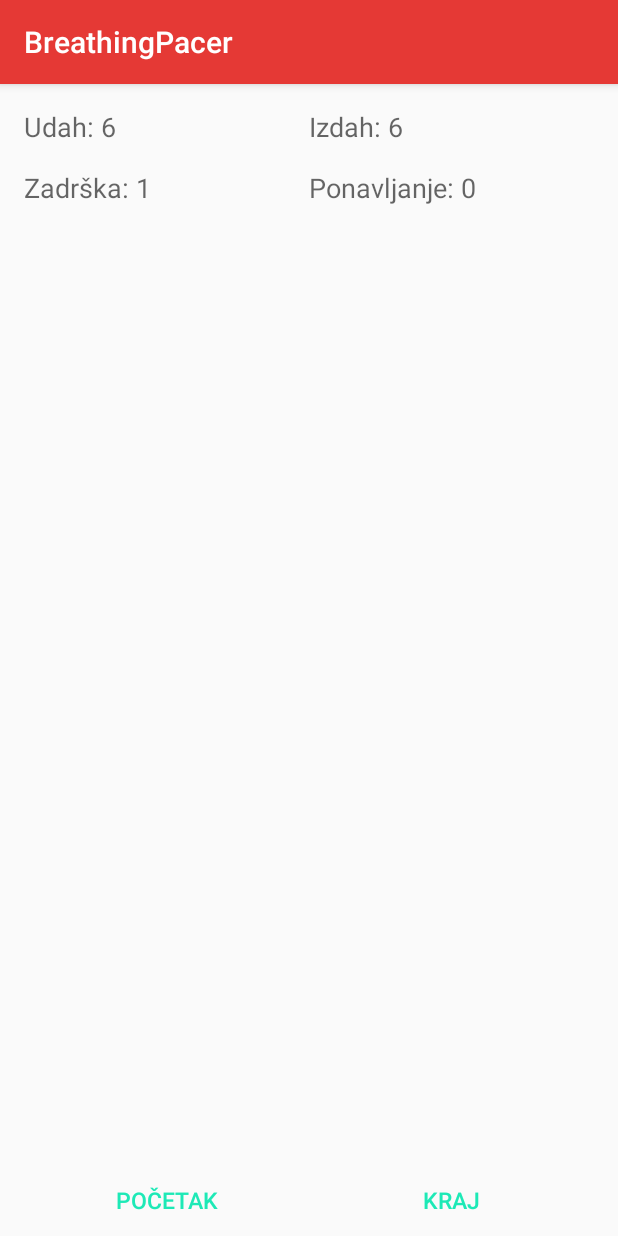
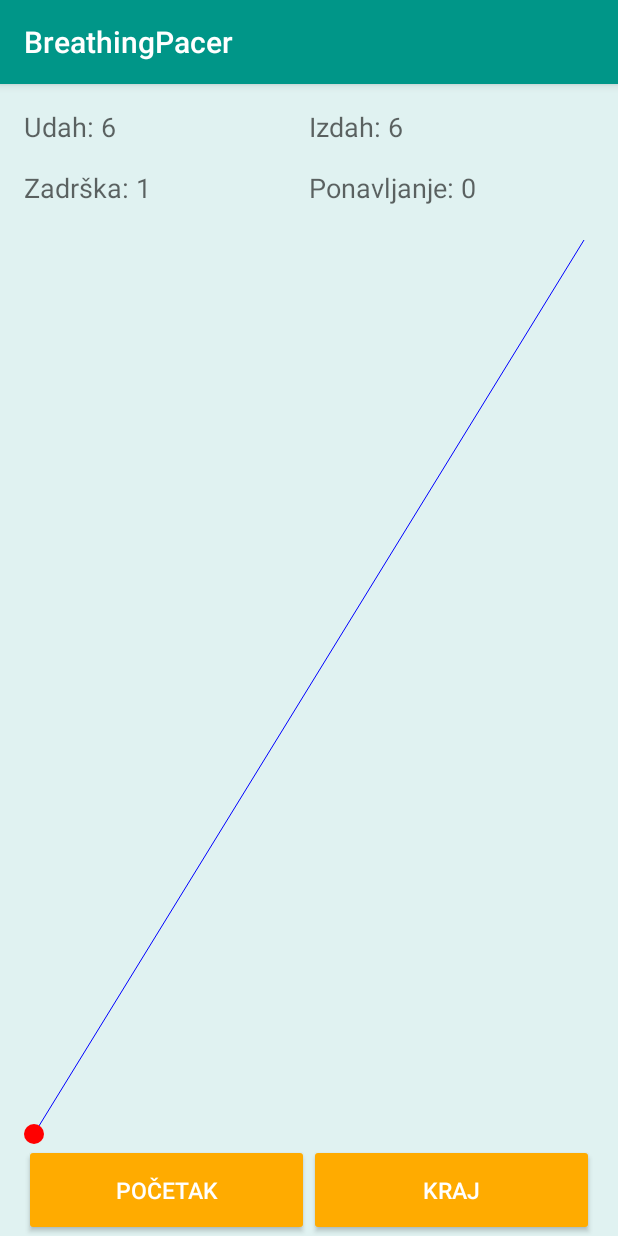
Before and after one commit to Gamehaler/BreathingPacer, an Android app: the screen it shows after launch (MainActivity), after a tap on "NASTAVI", on a phone screen of 412 x 824 dp. Run offline under Robolectric (Android 15) with nearby library versions, the phone set to English and light mode, and no system bars.

Commit message:
2016_06_02
MyView working

```diff
--- a/app/src/main/java/xyz/msojat/breathingpacer/Activities/MainActivity.java
+++ b/app/src/main/java/xyz/msojat/breathingpacer/Activities/MainActivity.java
@@ -2,14 +2,39 @@ package xyz.msojat.breathingpacer.Activities;
 
 import android.support.v7.app.AppCompatActivity;
 import android.os.Bundle;
+import android.view.View;
+import android.widget.Button;
 
 import xyz.msojat.breathingpacer.R;
+import xyz.msojat.breathingpacer.View.MyView;
 
 public class MainActivity extends AppCompatActivity {
+
+    private Button pocetak;
+    private Button kraj;
 
     @Override
     protected void onCreate(Bundle savedInstanceState) {
         super.onCreate(savedInstanceState);
         setContentView(R.layout.activity_main);
+
+        final MyView animacija = (MyView) findViewById(R.id.my_view);
+
+        pocetak = (Button) findViewById(R.id.btn_pocetak);
+        kraj = (Button) findViewById(R.id.btn_kraj);
+
+        pocetak.setOnClickListener(new View.OnClickListener() {
+            @Override
+            public void onClick(View v) {
+                animacija.startAnimating();
+            }
+        });
+
+        kraj.setOnClickListener(new View.OnClickListener() {
+            @Override
+            public void onClick(View v) {
+                animacija.stopAnimating();
+            }
+        });
     }
 }
--- a/app/src/main/java/xyz/msojat/breathingpacer/View/MyView.java
+++ b/app/src/main/java/xyz/msojat/breathingpacer/View/MyView.java
@@ -1,12 +1,148 @@
 package xyz.msojat.breathingpacer.View;
 
 import android.content.Context;
+import android.graphics.Canvas;
+import android.graphics.Color;
+import android.graphics.Paint;
+import android.graphics.PointF;
+import android.os.Handler;
+import android.os.Looper;
+import android.util.AttributeSet;
+import android.util.Log;
 import android.view.View;
+
+import java.util.concurrent.TimeUnit;
 
 
 public class MyView extends View {
 
-    public MyView(Context context) {
+    private static final long UI_REFRESH_RATE = 60L; //FPS
+    private static final long ANIMATION_REFRESHING_INTERVAL = TimeUnit.SECONDS.toMillis(1L) / UI_REFRESH_RATE; //millis
+    private static long animationDurationInMillis = 6000L; //millis
+    private static long numberOfFrames = animationDurationInMillis / ANIMATION_REFRESHING_INTERVAL;
+
+    // Povezivanje MyView klase sa main dretvom
+    private final Handler uiHandler = new Handler(Looper.getMainLooper());
+
+    private Paint linePaint;
+    private Paint dotPaint;
+
+    private PointF startPoint;
+    private PointF endPoint;
+    private float pathStepX;
+    private float pathStepY;
+
+    private PointF[] frames;
+    private int currentFrame;
+
+    public MyView(final Context context) {
         super(context);
+        init();
+    }
+
+    public MyView(final Context context, final AttributeSet attrs) {
+        super(context, attrs);
+        init();
+    }
+
+    public MyView(final Context context, final AttributeSet attrs, final int defStyleAttr) {
+        super(context, attrs, defStyleAttr);
+        init();
+    }
+
+    private void init() {
+        dotPaint = new Paint(Paint.ANTI_ALIAS_FLAG);
+        dotPaint.setColor(Color.RED);
+        dotPaint.setStyle(Paint.Style.FILL);
+        dotPaint.setStrokeWidth(1.5f);
+
+        linePaint = new Paint(Paint.ANTI_ALIAS_FLAG);
+        linePaint.setColor(Color.BLUE);
+        linePaint.setStyle(Paint.Style.STROKE);
+        linePaint.setStrokeWidth(1.0f);
+    }
+
+    public void startAnimating() {
+        calculateFrames();
+        uiHandler.post(invalidateUI);
+    }
+
+    public void stopAnimating() {
+        uiHandler.removeCallbacks(invalidateUI);
+    }
+
+    private Runnable invalidateUI = new Runnable() {
+        @Override
+        public void run() {
+            if (hasFrameToDraw()) {
+                invalidate();
+                uiHandler.postDelayed(this, ANIMATION_REFRESHING_INTERVAL);
+            }
+        }
+    };
+
+    private void calculateFrames() {
+        if(hasFrameToDraw()) {
+            return;
+        }
+
+        frames = new PointF[(int) numberOfFrames + 1];
+
+        float x = startPoint.x;
+        float y = startPoint.y;
+
+        for(int i = 0; i < numberOfFrames; i++){
+            frames[i] = new PointF(x, y);
+            x += pathStepX;
+            y -= pathStepY;
+        }
+
+        frames[frames.length - 1] = new PointF(endPoint.x, endPoint.y);
+
+        currentFrame = 0;
+    }
+
+    @Override
+    protected void onSizeChanged(final int w, final int h, final int oldw, final int oldh) {
+        super.onSizeChanged(w, h, oldw, oldh);
+
+        startPoint = new PointF(10, h - 10);
+        endPoint = new PointF(w - 10, 10);
+
+        pathStepX = Math.abs(endPoint.x - startPoint.x) / numberOfFrames;
+        pathStepY = Math.abs(endPoint.y - startPoint.y) / numberOfFrames;
+    }
+
+    @Override
+    protected void onDraw(final Canvas canvas) {
+        super.onDraw(canvas);
+
+        drawLine(canvas, startPoint, endPoint, linePaint);
+
+        if(!hasFrameToDraw()) {
+            drawDot(canvas, startPoint, dotPaint);
+            return;
+        }
+
+        final PointF currentPoint = frames[currentFrame];
+        drawDot(canvas, currentPoint, dotPaint);
+
+        currentFrame++;
+    }
+
+    private boolean hasFrameToDraw() {
+        // Vraća TRUE ukoliko ima jos točaka za nacrtati
+        // frames mora biti razlicit od null
+        // currentFrame ne smije biti zadnji u nizu frame-ova za crtanje
+        return frames != null && currentFrame < frames.length;
+    }
+
+    private void drawDot(final Canvas canvas, final PointF point, final Paint paint) {
+        canvas.drawCircle(point.x, point.y, 10.0f, paint);
+    }
+
+    private void drawLine(final Canvas canvas, final PointF start, final PointF stop,
+                          final Paint paint) {
+        canvas.drawLine(start.x, start.y, stop.x, stop.y, paint);
     }
 }
--- a/app/src/main/res/layout/activity_info.xml
+++ b/app/src/main/res/layout/activity_info.xml
@@ -1,6 +1,7 @@
 <?xml version="1.0" encoding="utf-8"?>
 <LinearLayout xmlns:android="http://schemas.android.com/apk/res/android"
     xmlns:tools="http://schemas.android.com/tools"
+    android:background="#e0f2f1"
     android:layout_width="match_parent"
     android:layout_height="match_parent"
     android:orientation="vertical"
@@ -29,7 +30,7 @@
 
     <Button
         android:id="@+id/btn_nastavak"
-        style="@style/Widget.AppCompat.Button.Borderless.Colored"
+        style="@style/Widget.AppCompat.Button.Colored"
         android:layout_width="match_parent"
         android:layout_height="wrap_content"
         android:text="Nastavi"
--- a/app/src/main/res/layout/activity_main.xml
+++ b/app/src/main/res/layout/activity_main.xml
@@ -1,6 +1,7 @@
 <?xml version="1.0" encoding="utf-8"?>
 <LinearLayout xmlns:android="http://schemas.android.com/apk/res/android"
     xmlns:tools="http://schemas.android.com/tools"
+    android:background="#e0f2f1"
     android:layout_width="match_parent"
     android:layout_height="match_parent"
     android:orientation="vertical"
@@ -112,7 +113,8 @@
     </LinearLayout>
 
     <!-- Graf -->
-    <ImageView
+    <xyz.msojat.breathingpacer.View.MyView
+        android:id="@+id/my_view"
         android:layout_width="match_parent"
         android:layout_height="0dp"
         android:layout_weight="1" />
@@ -123,17 +125,23 @@
         android:layout_height="wrap_content"
         android:orientation="horizontal">
         <Button
-            style="@style/Widget.AppCompat.Button.Borderless.Colored"
+            android:id="@+id/btn_pocetak"
+            style="@style/Widget.AppCompat.Button.Colored"
             android:text="@string/start"
             android:textSize="15sp"
+            android:paddingTop="20dp"
+            android:paddingBottom="20dp"
             android:layout_width="0dp"
             android:layout_weight="1"
             android:layout_height="wrap_content" />
 
         <Button
-            style="@style/Widget.AppCompat.Button.Borderless.Colored"
+            android:id="@+id/btn_kraj"
+            style="@style/Widget.AppCompat.Button.Colored"
             android:text="@string/kraj"
             android:textSize="15sp"
+            android:paddingTop="20dp"
+            android:paddingBottom="20dp"
             android:layout_width="0dp"
             android:layout_weight="1"
             android:layout_height="wrap_content" />
--- a/app/src/main/res/values/colors.xml
+++ b/app/src/main/res/values/colors.xml
@@ -1,6 +1,6 @@
 <?xml version="1.0" encoding="utf-8"?>
 <resources>
-    <color name="colorPrimary">#e53935</color>
-    <color name="colorPrimaryDark">#c62828</color>
-    <color name="colorAccent">#1de9b6</color>
+    <color name="colorPrimary">#009688</color>
+    <color name="colorPrimaryDark">#00796b</color>
+    <color name="colorAccent">#ffab00</color>
 </resources>
--- a/app/src/main/res/values/strings.xml
+++ b/app/src/main/res/values/strings.xml
@@ -1,6 +1,6 @@
 <resources>
     <string name="app_name">BreathingPacer</string>
-    <string name="info_tekst">Informativni tekst
+    <string name="info_tekst">Informativni tekst\n
      Vivamus facilisis sagittis quam at malesuada. Pellentesque habitant morbi tristique senectus
         et netus et malesuada fames ac turpis egestas. Morbi in sapien non massa viverra efficitur
         ac sit amet velit. Phasellus pretium erat et nibh faucibus dapibus. Quisque tempus neque sit
@@ -8,7 +8,7 @@
         Curabitur molestie in nisi in fermentum. Suspendisse potenti. Donec tincidunt, sapien eget
         consequat pulvinar, sapien massa iaculis erat, sed gravida sapien massa congue quam. Proin
         nec augue id orci tincidunt mollis quis quis nisi. Donec erat ex, vulputate id consequat
-        vitae, ultricies quis arcu.
+        vitae, ultricies quis arcu.\n\n
 
         Etiam mauris turpis, viverra at mauris sit amet, posuere dapibus augue. Class aptent taciti
         sociosqu ad litora torquent per conubia nostra, per inceptos himenaeos. Cras auctor
```
